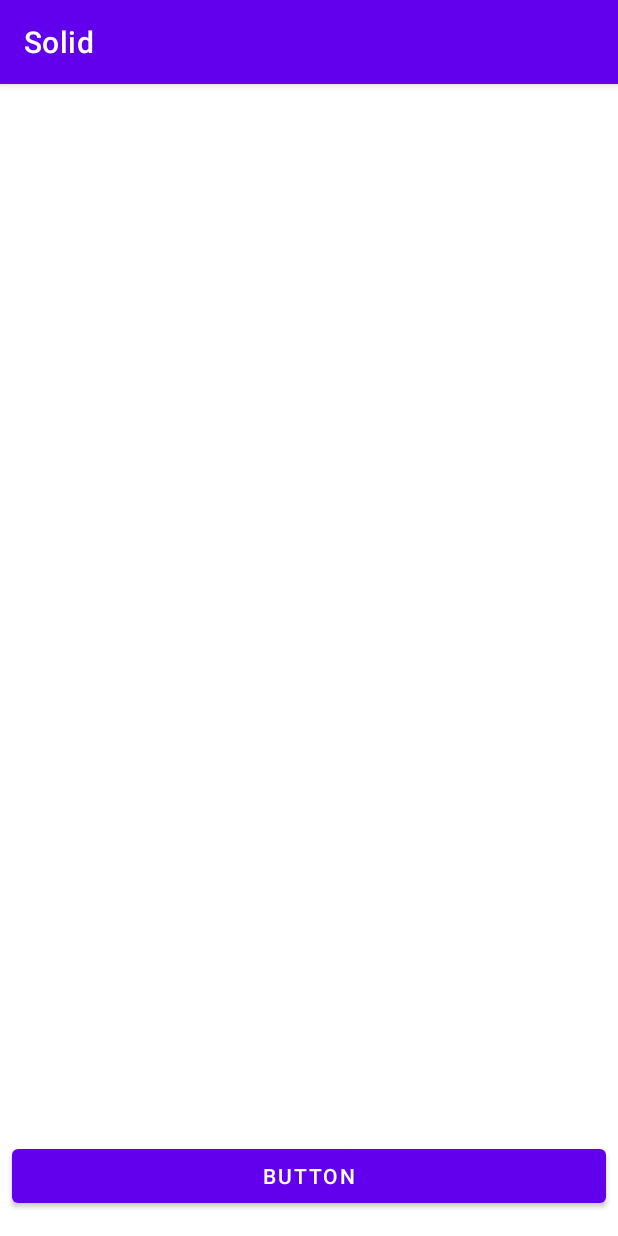
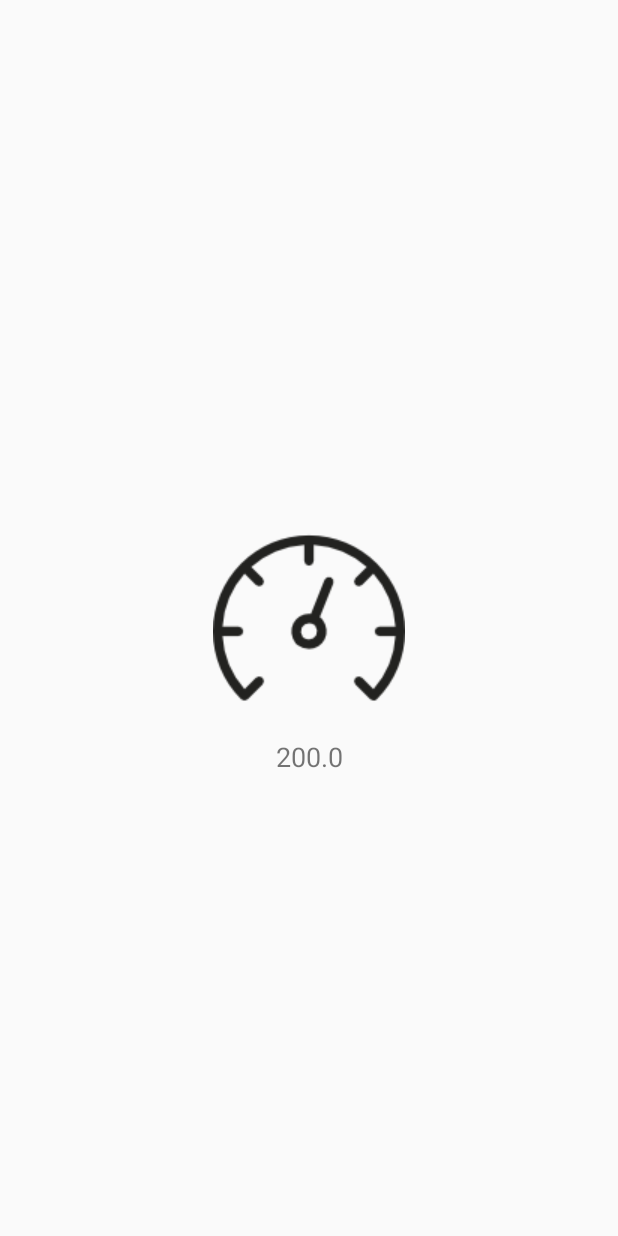
Before and after one commit to EdneiFNeto/Projects-Android, an Android app: the screen it shows after launch (MainActivity before the commit, NavigationActivity after it), on a phone screen of 412 x 824 dp. Run offline under Robolectric (Android 15) with nearby library versions, the phone set to English and light mode, and no system bars; our stand-ins replace Room's generated code, data binding; 1 statement that could not run was skipped.

Commit message:
Add page speed

```diff
--- a/app/build.gradle
+++ b/app/build.gradle
@@ -31,6 +31,10 @@ android {
     kotlinOptions {
         jvmTarget = '1.8'
     }
+
+    dataBinding {
+        enabled = true
+    }
 }
 
 dependencies {
@@ -40,6 +44,7 @@ dependencies {
     implementation 'androidx.appcompat:appcompat:1.3.0'
     implementation 'com.google.android.material:material:1.3.0'
     implementation 'androidx.constraintlayout:constraintlayout:2.0.4'
+    implementation 'androidx.legacy:legacy-support-v4:1.0.0'
     testImplementation 'junit:junit:4.+'
     androidTestImplementation 'androidx.test.ext:junit:1.1.2'
     androidTestImplementation 'androidx.test.espresso:espresso-core:3.3.0'
@@ -95,6 +100,27 @@ dependencies {
         testImplementation "androidx.arch.core:core-testing:$arch_version"
     }
 
+    dependencies {
+        def nav_version = "2.3.5"
+
+        // Java language implementation
+        implementation "androidx.navigation:navigation-fragment:$nav_version"
+        implementation "androidx.navigation:navigation-ui:$nav_version"
+
+        // Kotlin
+        implementation "androidx.navigation:navigation-fragment-ktx:$nav_version"
+        implementation "androidx.navigation:navigation-ui-ktx:$nav_version"
+
+        // Feature module Support
+        implementation "androidx.navigation:navigation-dynamic-features-fragment:$nav_version"
+
+        // Testing Navigation
+        androidTestImplementation "androidx.navigation:navigation-testing:$nav_version"
+
+        // Jetpack Compose Integration
+        implementation "androidx.navigation:navigation-compose:1.0.0-alpha10"
+    }
+
     def koin_version = "3.0.2"
     implementation "io.insert-koin:koin-android:$koin_version"
     implementation "io.insert-koin:koin-android-ext:$koin_version"
--- a/app/src/main/AndroidManifest.xml
+++ b/app/src/main/AndroidManifest.xml
@@ -3,14 +3,14 @@
     package="com.example.solid">
 
     <application
+        android:name=".AppApplication"
         android:allowBackup="true"
         android:icon="@mipmap/ic_launcher"
         android:label="@string/app_name"
         android:roundIcon="@mipmap/ic_launcher_round"
         android:supportsRtl="true"
-        android:name=".AppApplication"
         android:theme="@style/Theme.Solid">
-        <activity android:name=".ui.MainActivity">
+        <activity android:name=".ui.NavigationActivity" android:screenOrientation="portrait">
             <intent-filter>
                 <action android:name="android.intent.action.MAIN" />
 
--- /dev/null
+++ b/app/src/main/java/com/example/solid/extensions/Formatter.kt
@@ -0,0 +1,5 @@
+package com.example.solid.extensions
+
+fun Double.formatterKm(): String {
+    return "${this.toString().replace(".", ",")}/KM"
+}
--- /dev/null
+++ b/app/src/main/java/com/example/solid/model/Speedometer.kt
@@ -0,0 +1,3 @@
+package com.example.solid.model
+
+class Speedometer(val km: Double)
--- /dev/null
+++ b/app/src/main/java/com/example/solid/ui/NavigationActivity.kt
@@ -0,0 +1,12 @@
+package com.example.solid.ui
+
+import androidx.appcompat.app.AppCompatActivity
+import android.os.Bundle
+import com.example.solid.R
+
+class NavigationActivity : AppCompatActivity() {
+    override fun onCreate(savedInstanceState: Bundle?) {
+        super.onCreate(savedInstanceState)
+        setContentView(R.layout.activity_navigation)
+    }
+}
--- /dev/null
+++ b/app/src/main/java/com/example/solid/ui/databinging/UIBindingAdapters.kt
@@ -0,0 +1,16 @@
+package com.example.solid.ui.databinging
+
+import android.widget.TextView
+import androidx.databinding.BindingAdapter
+import com.example.solid.extensions.formatterKm
+
+class UIBindingAdapters {
+
+    companion object {
+        @JvmStatic
+        @BindingAdapter("formatarKM")
+        fun TextView.formatarKM(valor: Double) {
+            this.text = valor.formatterKm()
+        }
+    }
+}
--- /dev/null
+++ b/app/src/main/java/com/example/solid/ui/fragment/BasaFragment.kt
@@ -0,0 +1,7 @@
+package com.example.solid.ui.fragment
+
+import androidx.fragment.app.Fragment
+
+abstract class BasaFragment: Fragment() {
+
+}
--- /dev/null
+++ b/app/src/main/java/com/example/solid/ui/fragment/SpeedometerFragment.kt
@@ -0,0 +1,25 @@
+package com.example.solid.ui.fragment
+
+import android.os.Bundle
+import android.view.LayoutInflater
+import android.view.View
+import android.view.ViewGroup
+import com.example.solid.databinding.FragmentVelocimetroBinding
+import com.example.solid.model.Speedometer
+
+class SpeedometerFragment : BasaFragment() {
+    private lateinit var velocimetroBinding: FragmentVelocimetroBinding
+
+    override fun onCreateView(
+        inflater: LayoutInflater, container: ViewGroup?,
+        savedInstanceState: Bundle?
+    ): View? {
+        velocimetroBinding = FragmentVelocimetroBinding.inflate(inflater, container, false)
+        return velocimetroBinding.root
+    }
+
+    override fun onViewCreated(view: View, savedInstanceState: Bundle?) {
+        super.onViewCreated(view, savedInstanceState)
+        velocimetroBinding.speedometer = Speedometer(km = 200.0)
+    }
+}
--- /dev/null
+++ b/app/src/main/res/layout/activity_navigation.xml
@@ -0,0 +1,27 @@
+<?xml version="1.0" encoding="utf-8"?>
+<androidx.constraintlayout.widget.ConstraintLayout
+    xmlns:android="http://schemas.android.com/apk/res/android"
+    xmlns:app="http://schemas.android.com/apk/res-auto"
+    xmlns:tools="http://schemas.android.com/tools"
+    android:layout_width="match_parent"
+    android:layout_height="match_parent"
+    tools:context=".ui.NavigationActivity">
+
+    <FrameLayout
+        android:layout_width="0dp"
+        android:layout_height="0dp"
+        app:layout_constraintBottom_toBottomOf="parent"
+        app:layout_constraintEnd_toEndOf="parent"
+        app:layout_constraintStart_toStartOf="parent"
+        app:layout_constraintTop_toTopOf="parent">
+
+        <fragment
+            android:id="@+id/activity_nav_host"
+            android:name="androidx.navigation.fragment.NavHostFragment"
+            android:layout_width="match_parent"
+            android:layout_height="match_parent"
+            app:defaultNavHost="true"
+            app:navGraph="@navigation/nav_graph" />
+
+    </FrameLayout>
+</androidx.constraintlayout.widget.ConstraintLayout>
--- /dev/null
+++ b/app/src/main/res/layout/fragment_velocimetro.xml
@@ -0,0 +1,44 @@
+<?xml version="1.0" encoding="utf-8"?>
+
+<layout xmlns:android="http://schemas.android.com/apk/res/android"
+    xmlns:app="http://schemas.android.com/apk/res-auto"
+    xmlns:tools="http://schemas.android.com/tools">
+
+    <data>
+        <variable
+            name="speedometer"
+            type="com.example.solid.model.Speedometer" />
+    </data>
+
+    <androidx.constraintlayout.widget.ConstraintLayout
+        android:layout_width="match_parent"
+        android:layout_height="match_parent"
+        tools:context=".VelocimetroFragment">
+
+        <ImageView
+            android:id="@+id/imageView"
+            android:layout_width="wrap_content"
+            android:layout_height="wrap_content"
+            android:src="@drawable/ic_speed"
+            app:layout_constraintBottom_toBottomOf="parent"
+            app:layout_constraintEnd_toEndOf="parent"
+            app:layout_constraintStart_toStartOf="parent"
+            app:layout_constraintTop_toTopOf="parent" />
+
+        <TextView
+            android:layout_width="0dp"
+            android:layout_height="wrap_content"
+            android:layout_marginTop="16dp"
+            android:text="@{String.valueOf(speedometer.km)}"
+            android:textAlignment="center"
+            android:textSize="@dimen/sizetextView"
+            app:formatarKM="@{speedometer.km}"
+            app:layout_constraintBottom_toBottomOf="parent"
+            app:layout_constraintEnd_toEndOf="parent"
+            app:layout_constraintStart_toStartOf="parent"
+            app:layout_constraintTop_toBottomOf="@+id/imageView"
+            app:layout_constraintVertical_bias="0.0"
+            tools:text="@tools:sample/full_names" />
+
+    </androidx.constraintlayout.widget.ConstraintLayout>
+</layout>
--- /dev/null
+++ b/app/src/main/res/navigation/nav_graph.xml
@@ -0,0 +1,13 @@
+<?xml version="1.0" encoding="utf-8"?>
+<navigation xmlns:android="http://schemas.android.com/apk/res/android"
+    xmlns:app="http://schemas.android.com/apk/res-auto"
+    xmlns:tools="http://schemas.android.com/tools"
+    android:id="@+id/nav_graph.xml"
+    app:startDestination="@id/velocimetroFragment">
+
+    <fragment
+        android:id="@+id/velocimetroFragment"
+        android:name="com.example.solid.ui.fragment.SpeedometerFragment"
+        android:label="fragment_velocimetro"
+        tools:layout="@layout/fragment_velocimetro" />
+</navigation>
--- a/app/src/main/res/values-night/themes.xml
+++ /dev/null
@@ -1,16 +0,0 @@
-<resources xmlns:tools="http://schemas.android.com/tools">
-    <!-- Base application theme. -->
-    <style name="Theme.Solid" parent="Theme.MaterialComponents.DayNight.DarkActionBar">
-        <!-- Primary brand color. -->
-        <item name="colorPrimary">@color/purple_200</item>
-        <item name="colorPrimaryVariant">@color/purple_700</item>
-        <item name="colorOnPrimary">@color/black</item>
-        <!-- Secondary brand color. -->
-        <item name="colorSecondary">@color/teal_200</item>
-        <item name="colorSecondaryVariant">@color/teal_200</item>
-        <item name="colorOnSecondary">@color/black</item>
-        <!-- Status bar color. -->
-        <item name="android:statusBarColor" tools:targetApi="l">?attr/colorPrimaryVariant</item>
-        <!-- Customize your theme here. -->
-    </style>
-</resources>
--- /dev/null
+++ b/app/src/main/res/values/dimens.xml
@@ -0,0 +1,4 @@
+<?xml version="1.0" encoding="utf-8"?>
+<resources>
+    <dimen name="sizetextView">18sp</dimen>
+</resources>
--- a/app/src/main/res/values/strings.xml
+++ b/app/src/main/res/values/strings.xml
@@ -2,4 +2,6 @@
     <string name="app_name">Solid</string>
     <string name="email">E-mail</string>
     <string name="password">Password</string>
+    <!-- TODO: Remove or change this placeholder text -->
+    <string name="hello_blank_fragment">Hello blank fragment</string>
 </resources>
--- a/app/src/main/res/values/themes.xml
+++ b/app/src/main/res/values/themes.xml
@@ -1,14 +1,11 @@
 <resources xmlns:tools="http://schemas.android.com/tools">
     <!-- Base application theme. -->
-    <style name="Theme.Solid" parent="Theme.MaterialComponents.DayNight.DarkActionBar">
+    <style name="Theme.Solid" parent="Theme.MaterialComponents.DayNight.NoActionBar.Bridge">
         <!-- Primary brand color. -->
         <item name="colorPrimary">@color/purple_500</item>
         <item name="colorPrimaryVariant">@color/purple_700</item>
         <item name="colorOnPrimary">@color/white</item>
-        <!-- Secondary brand color. -->
-        <item name="colorSecondary">@color/teal_200</item>
-        <item name="colorSecondaryVariant">@color/teal_700</item>
-        <item name="colorOnSecondary">@color/black</item>
+
         <!-- Status bar color. -->
         <item name="android:statusBarColor" tools:targetApi="l">?attr/colorPrimaryVariant</item>
         <!-- Customize your theme here. -->
```
Also changed, not shown: app/src/main/res/drawable/ic_speed.png (added).
